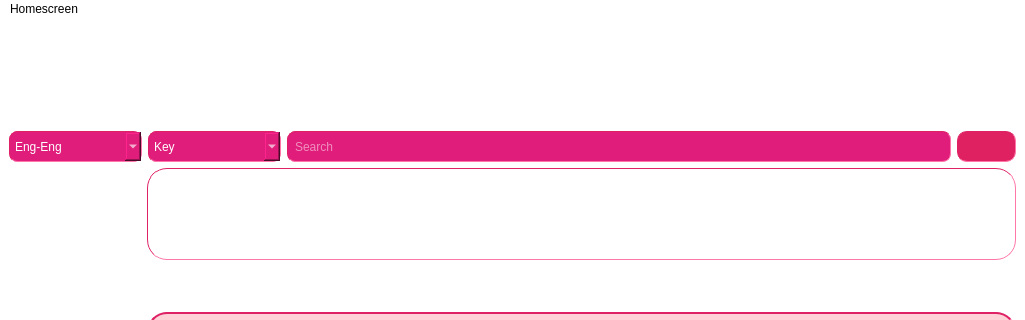
Above: mainwindow.ui from OHonSam/CS163_Group2_Dictionary before the change; both pictures show x 0 to 1025 and y 0 to 320 of the 1025 by 655 pixel window. Below: the same form after it.
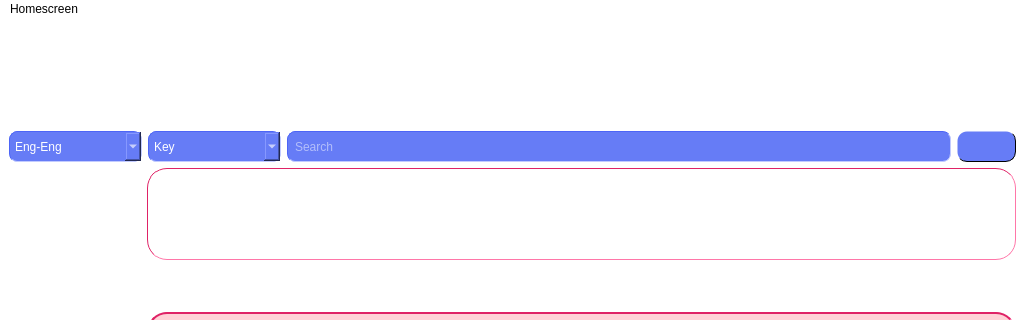
That is the form after the change. Icons and pictures are not drawn.

Patch:
```diff
--- a/mainwindow.ui
+++ b/mainwindow.ui
@@ -375,16 +375,16 @@
           </property>
           <property name="styleSheet">
            <string notr="true">padding: 5px;
-border-color: rgb(223, 34, 102);
+border-color: rgb(77, 101, 246);
 border-width : 1px;
 border-style:inset;
 border-radius: 8px;
   min-height: 1px;
   min-width: 1px;
-background-color: rgb(224, 29, 123);
+background-color: rgb(102, 124, 246);
 color: white;
- selection-color: rgb(223, 34, 98);
-selection-background-color: rgb(255, 210, 215);
+selection-color: rgb(39, 182, 240);
+selection-background-color: rgb(77, 92, 245);
 font: 10pt &quot;Comfortaa&quot;;</string>
           </property>
           <item>
@@ -425,16 +425,16 @@
           </property>
           <property name="styleSheet">
            <string notr="true">padding: 5px;
-border-color: rgb(223, 34, 102);
+border-color: rgb(77, 101, 246);
 border-width : 1px;
 border-style:inset;
 border-radius: 8px;
   min-height: 1px;
   min-width: 1px;
-background-color: rgb(224, 29, 123);
+background-color: rgb(102, 124, 246);
 color: white;
- selection-color: rgb(223, 34, 98);
-selection-background-color: rgb(255, 210, 215);
+selection-color: rgb(39, 182, 240);
+selection-background-color: rgb(77, 92, 245);
 font: 10pt &quot;Comfortaa&quot;;</string>
           </property>
           <item>
@@ -471,16 +471,16 @@
           </property>
           <property name="styleSheet">
            <string notr="true">padding: 5px;
-border-color: rgb(223, 34, 102);
+border-color: rgb(77, 101, 246);
 border-width : 1px;
 border-style:inset;
 border-radius: 8px;
   min-height: 1px;
   min-width: 1px;
-background-color: rgb(224, 29, 123);
+background-color: rgb(102, 124, 246);
 color: white;
- selection-color: rgb(223, 34, 98);
-selection-background-color: rgb(255, 210, 215);
+selection-color: rgb(39, 182, 240);
+selection-background-color: rgb(77, 92, 245);
 font: 10pt &quot;Comfortaa&quot;;</string>
           </property>
           <property name="placeholderText">
@@ -497,14 +497,14 @@
           </property>
           <property name="styleSheet">
            <string notr="true">padding: 3px;
-border-color: rgb(223, 34, 102);
+background-color: rgb(145, 99, 251);
 border-width : 1px;
 border-style:inset;
 border-radius: 10px;
   min-height: 1px;
   min-width: 1px;
-background-color: rgb(223, 32, 97);
-border-image:url(:/images/search.svg);</string>
+border-image:url(:/images/search.svg);
+background-color: rgb(102, 124, 246);</string>
           </property>
           <property name="text">
            <string/>
```
